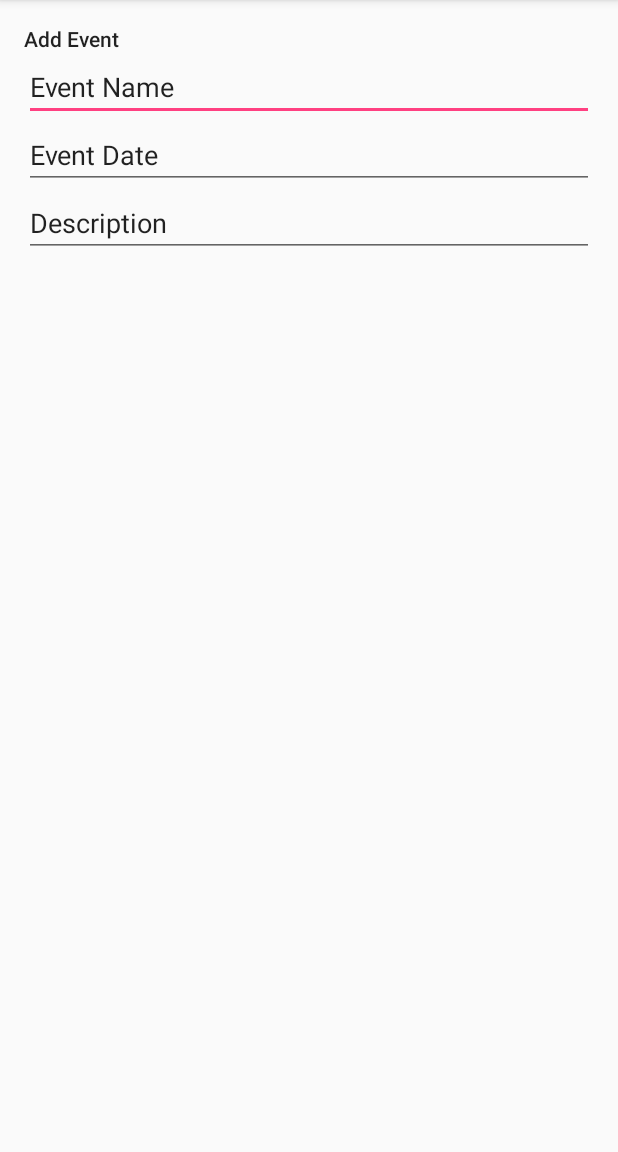
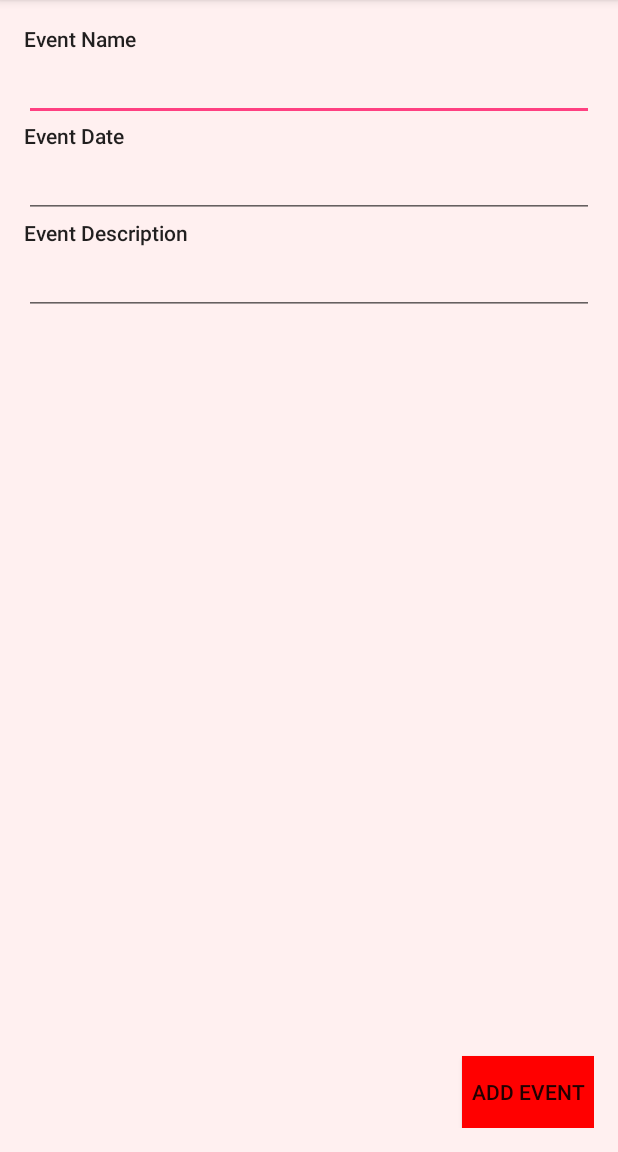
Before and after one commit to irehaahk/schedulemanager, an Android app: the AddEventActivity screen opened directly, with no data from a screen before it, on a phone screen of 412 x 824 dp, the part 84-1236 px from its top. Run offline under Robolectric (Android 15) with nearby library versions, the phone set to English and light mode, and no system bars.

Commit message:
updated UI

```diff
--- a/app/src/main/AndroidManifest.xml
+++ b/app/src/main/AndroidManifest.xml
@@ -10,7 +10,7 @@
         android:theme="@style/AppTheme">
         <activity
             android:name=".home"
-            android:label="@string/app_name"
+            android:label="Schedule Manager"
             android:theme="@style/AppTheme.NoActionBar">
             <intent-filter>
                 <action android:name="android.intent.action.MAIN" />
--- a/app/src/main/res/layout/activity_add_event.xml
+++ b/app/src/main/res/layout/activity_add_event.xml
@@ -8,10 +8,11 @@
     android:paddingLeft="@dimen/activity_horizontal_margin"
     android:paddingRight="@dimen/activity_horizontal_margin"
     android:paddingTop="@dimen/activity_vertical_margin"
+    android:background="@color/bg"
     tools:context="com.example.danrowland.scheduler.AddEventActivity">
 
     <TextView
-        android:text="Add Event"
+        android:text="Event Name"
         android:layout_width="wrap_content"
         android:layout_height="wrap_content"
         android:layout_alignParentTop="true"
@@ -26,7 +27,6 @@
         android:layout_width="wrap_content"
         android:layout_height="wrap_content"
         android:inputType="textPersonName"
-        android:text="Event Name"
         android:ems="10"
         android:layout_below="@+id/textView"
         android:layout_alignParentLeft="true"
@@ -35,29 +35,62 @@
         android:layout_alignParentRight="true"
         android:layout_alignParentEnd="true" />
 
+    <Button
+        android:text="Add Event"
+        android:background="@color/red"
+        android:layout_width="wrap_content"
+        android:layout_height="wrap_content"
+        android:layout_alignParentBottom="true"
+        android:layout_alignParentRight="true"
+        android:layout_alignParentEnd="true"
+        android:id="@+id/button5" />
+
+    <TextView
+        android:text="Event Date"
+        android:layout_width="wrap_content"
+        android:layout_height="wrap_content"
+        android:layout_below="@+id/editText"
+        android:layout_alignParentLeft="true"
+        android:layout_alignParentStart="true"
+        android:id="@+id/textView2"
+        android:layout_alignParentRight="true"
+        android:layout_alignParentEnd="true"
+        android:textAppearance="@style/TextAppearance.AppCompat.Body2" />
+
     <EditText
         android:layout_width="wrap_content"
         android:layout_height="wrap_content"
         android:inputType="date"
         android:ems="10"
-        android:layout_below="@+id/editText"
+        android:id="@+id/editText2"
+        android:layout_below="@+id/textView2"
         android:layout_alignParentLeft="true"
         android:layout_alignParentStart="true"
-        android:id="@+id/editText2"
+        android:layout_alignParentRight="true"
+        android:layout_alignParentEnd="true" />
+
+    <TextView
+        android:text="Event Description"
+        android:layout_width="wrap_content"
+        android:layout_height="wrap_content"
+        android:layout_below="@+id/editText2"
+        android:layout_alignParentLeft="true"
+        android:layout_alignParentStart="true"
+        android:id="@+id/textView4"
         android:layout_alignParentRight="true"
         android:layout_alignParentEnd="true"
-        android:text="Event Date" />
+        android:textAppearance="@style/TextAppearance.AppCompat.Body2" />
 
     <EditText
         android:layout_width="wrap_content"
         android:layout_height="wrap_content"
         android:inputType="textPersonName"
-        android:text="Description"
         android:ems="10"
-        android:layout_below="@+id/editText2"
+        android:id="@+id/editText3"
+        android:layout_below="@+id/textView4"
         android:layout_alignParentLeft="true"
         android:layout_alignParentStart="true"
-        android:id="@+id/editText3"
         android:layout_alignParentRight="true"
         android:layout_alignParentEnd="true" />
+
 </RelativeLayout>
--- a/app/src/main/res/layout/activity_home.xml
+++ b/app/src/main/res/layout/activity_home.xml
@@ -10,13 +10,14 @@
     <android.support.design.widget.AppBarLayout
         android:layout_width="match_parent"
         android:layout_height="wrap_content"
+        android:background="@color/red"
         android:theme="@style/AppTheme.AppBarOverlay">
 
         <android.support.v7.widget.Toolbar
             android:id="@+id/toolbar"
             android:layout_width="match_parent"
             android:layout_height="?attr/actionBarSize"
-            android:background="?attr/colorPrimary"
+            android:background="@color/red"
             app:popupTheme="@style/AppTheme.PopupOverlay" />
 
     </android.support.design.widget.AppBarLayout>
--- a/app/src/main/res/layout/content_home.xml
+++ b/app/src/main/res/layout/content_home.xml
@@ -9,6 +9,7 @@
     android:paddingLeft="@dimen/activity_horizontal_margin"
     android:paddingRight="@dimen/activity_horizontal_margin"
     android:paddingTop="@dimen/activity_vertical_margin"
+    android:background="@color/bg"
     app:layout_behavior="@string/appbar_scrolling_view_behavior"
     tools:context="com.example.danrowland.scheduler.home"
     tools:showIn="@layout/activity_home">
--- a/app/src/main/res/values/colors.xml
+++ b/app/src/main/res/values/colors.xml
@@ -1,5 +1,7 @@
 <?xml version="1.0" encoding="utf-8"?>
 <resources>
+    <color name="red">#ff0000</color>
+    <color name="bg">#FFF0F0</color>
     <color name="colorPrimary">#3F51B5</color>
     <color name="colorPrimaryDark">#303F9F</color>
     <color name="colorAccent">#FF4081</color>
```
Also changed, not shown: 1 other file.
